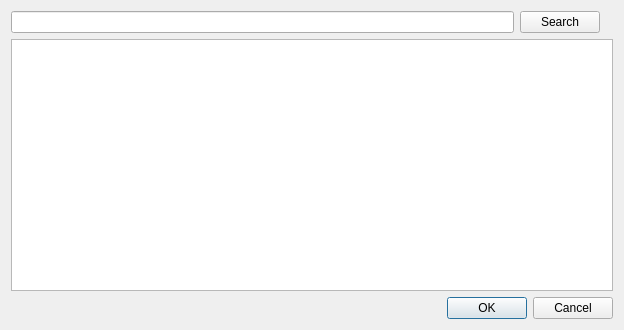
First picture: the form in src/ui/albumcoversearcher.ui, repository clementine-player/Clementine, before the edit.
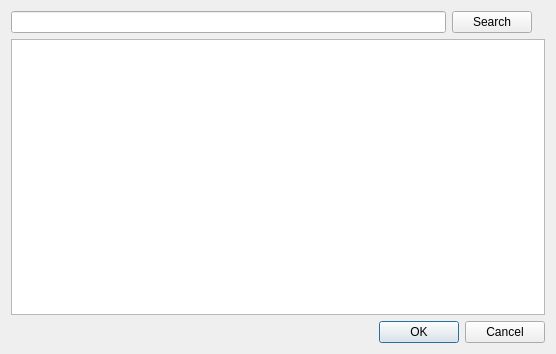
Second picture: the form after the edit. Custom widgets are drawn as their Qt base class.

Commit message: download only large covers from google add cover size tooltip (see issue #1704) cover search window is now a grid and not a long list with vertical scrollbar

What changed in the file:
```diff
--- a/src/ui/albumcoversearcher.ui
+++ b/src/ui/albumcoversearcher.ui
@@ -6,8 +6,8 @@
    <rect>
     <x>0</x>
     <y>0</y>
-    <width>624</width>
-    <height>330</height>
+    <width>556</width>
+    <height>354</height>
    </rect>
   </property>
   <property name="windowTitle">
@@ -50,7 +50,7 @@
       <enum>QListView::Static</enum>
      </property>
      <property name="flow">
-      <enum>QListView::TopToBottom</enum>
+      <enum>QListView::LeftToRight</enum>
      </property>
      <property name="resizeMode">
       <enum>QListView::Adjust</enum>
```
Left out of the diff: 5 changed lines with no effect on the pictures. The commit also changes 2 other files.
